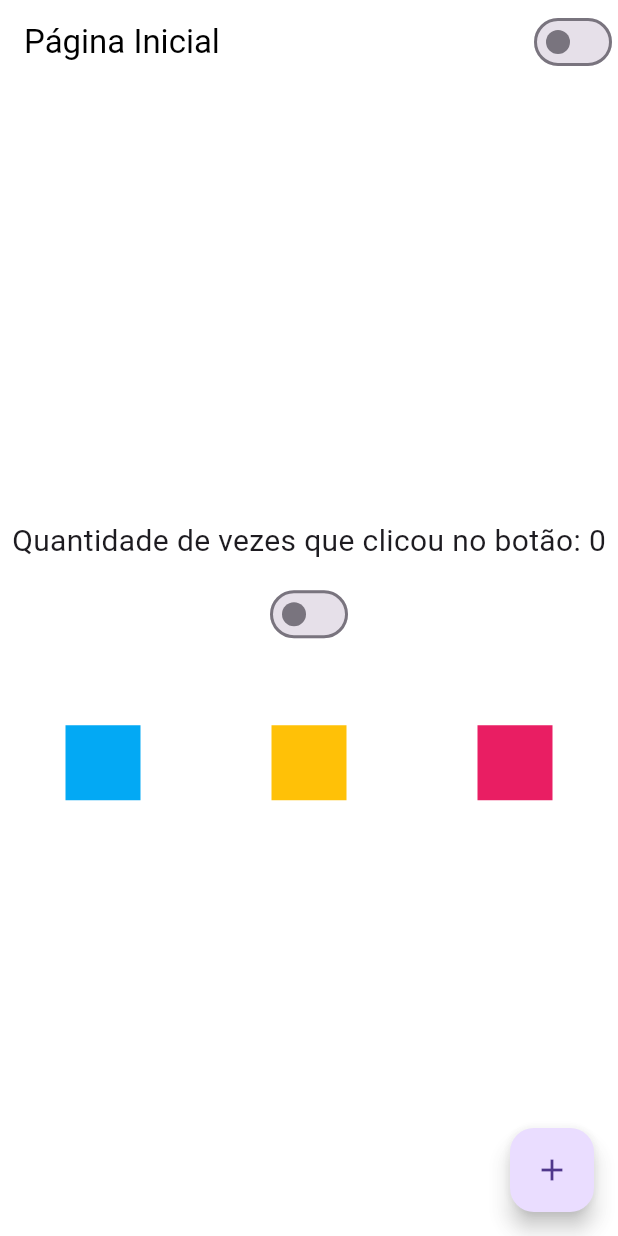
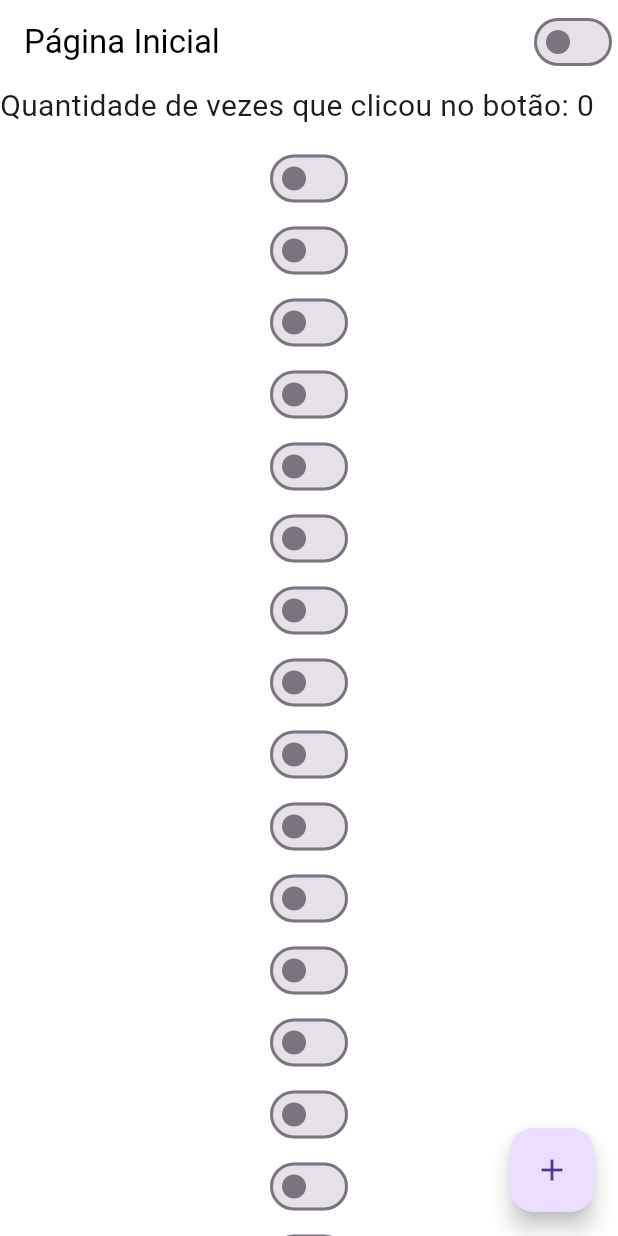
Before and after one commit to caioalves99/Aprendendo_Flutter, a Flutter app: the screen it shows after launch, on a phone screen of 412 x 824 dp. Run offline on Flutter 3.47's test engine with Material 3 defaults, Android fonts, the phone set to English and light mode, and no system bars.

```diff
--- a/lib/home_page.dart
+++ b/lib/home_page.dart
@@ -29,9 +29,11 @@ class HomePageState extends State<HomePage> {
       body: Container(
         width: double.infinity,
         height: double.infinity,
-        child: Column(
-          mainAxisAlignment: MainAxisAlignment.center,
-          crossAxisAlignment: CrossAxisAlignment.center,
+        child: ListView(
+          //mainAxisAlignment: MainAxisAlignment.center,
+          //crossAxisAlignment: CrossAxisAlignment.center,
+          scrollDirection: Axis.vertical,
+
           children: [
             Text('Quantidade de vezes que clicou no botão: $counter',
               style: TextStyle(fontSize: 20),
@@ -41,6 +43,25 @@ class HomePageState extends State<HomePage> {
               height: 10,
             ),
 
+            CustomSwitch(),
+            CustomSwitch(),
+            CustomSwitch(),
+            CustomSwitch(),
+            CustomSwitch(),
+            CustomSwitch(),
+            CustomSwitch(),
+            CustomSwitch(),
+            CustomSwitch(),
+            CustomSwitch(),
+            CustomSwitch(),
+            CustomSwitch(),
+            CustomSwitch(),
+            CustomSwitch(),
+            CustomSwitch(),
+            CustomSwitch(),
+            CustomSwitch(),
+            CustomSwitch(),
+            CustomSwitch(),
             CustomSwitch(),
 
             Container(
```
